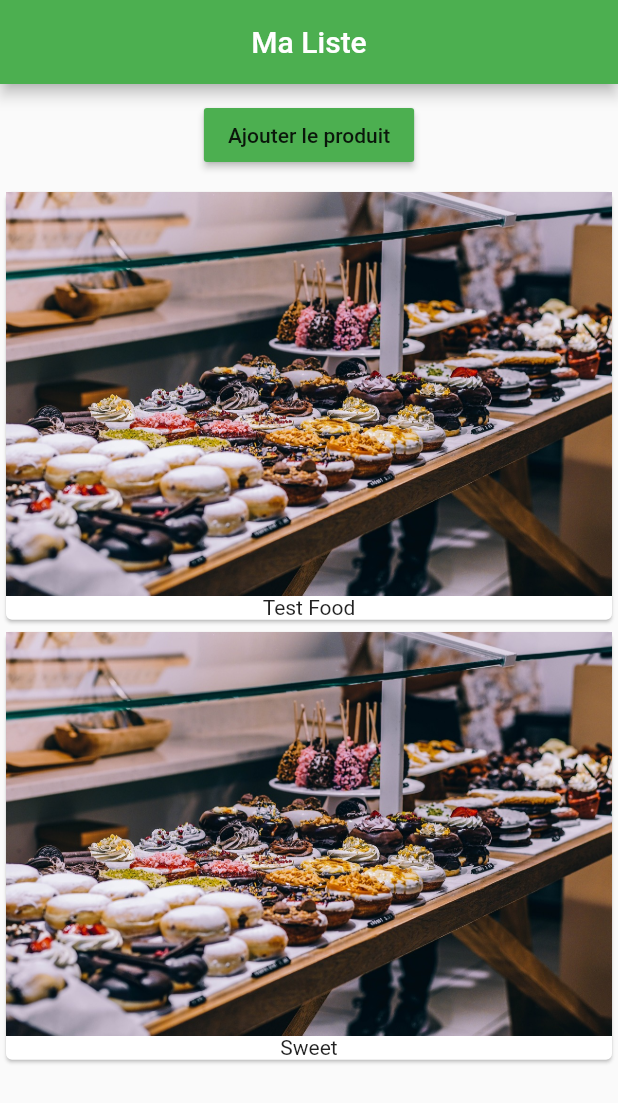
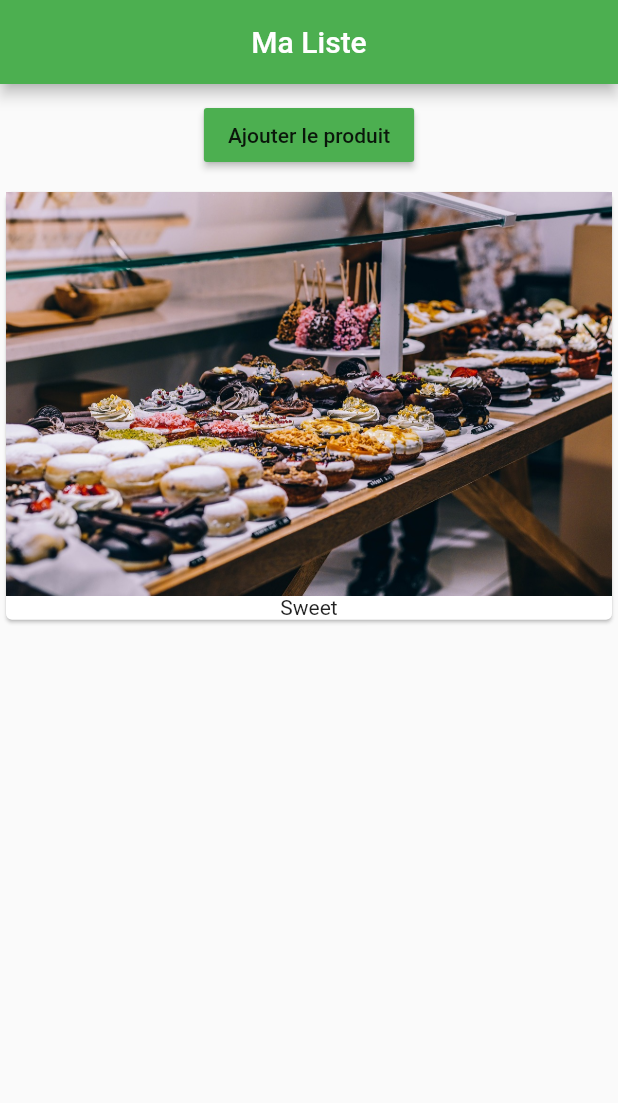
Before and after one commit to abdoulayebacary/course, a Flutter app: the screen it shows after launch, after a tap on "Ajouter le produit", on a phone screen of 412 x 824 dp. Shown: the top 1103 px of the screen. Run offline on Flutter 3.47's test engine with Material 2 defaults, Android fonts, the phone set to English and light mode, and no system bars.

Commit message:
optimising the liste loading Behaviour

```diff
--- a/lib/main.dart
+++ b/lib/main.dart
@@ -20,7 +20,7 @@ class MyApp extends StatelessWidget {
           title: Text('Ma Liste'),
           // backgroundColor: Colors.red,
         ),
-        body: ProductManager('Test Food'),
+        body: ProductManager(),
       ),
     );
   }
--- a/lib/product_manager.dart
+++ b/lib/product_manager.dart
@@ -4,7 +4,7 @@ import './product_control.dart';
 
 class ProductManager extends StatefulWidget {
   final String startingProduct;
-  ProductManager(this.startingProduct);
+  ProductManager({this.startingProduct});
 
   @override
   _ProductManagerState createState() => _ProductManagerState();
@@ -14,7 +14,10 @@ class _ProductManagerState extends State<ProductManager> {
   List<String> _products = [];
   @override
   void initState() {
-    _products.add(widget.startingProduct);
+    if (widget.startingProduct != null) {
+      _products.add(widget.startingProduct);
+    }
+
     super.initState();
   }
 
@@ -31,7 +34,7 @@ class _ProductManagerState extends State<ProductManager> {
         margin: EdgeInsets.all(10.0),
         child: ProductControl(_addProduct),
       ),
-     Expanded(child: Products(_products))
+      Expanded(child: Products(_products))
     ]);
   }
 }
--- a/lib/products.dart
+++ b/lib/products.dart
@@ -4,21 +4,27 @@ class Products extends StatelessWidget {
   final List<String> products;
 
   Products(this.products);
+
+  Widget _buildProductItem(BuildContext context, int index) {
+    return Card(
+      child: Column(
+        children: <Widget>[
+          Image.asset('assets/food.jpg'),
+          Text(products[index])
+        ],
+      ),
+    );
+  }
+
   @override
   Widget build(BuildContext context) {
-    return ListView(
-      children: products
-          .map(
-            (element) => Card(
-              child: Column(
-                children: <Widget>[
-                  Image.asset('assets/food.jpg'),
-                  Text(element)
-                ],
-              ),
-            ),
+    return products.length > 0
+        ? ListView.builder(
+            itemBuilder: _buildProductItem,
+            itemCount: products.length,
           )
-          .toList(),
-    );
+        : Center(
+            child: Text('Pas de produits, SVP ajouter en quelque'),
+          );
   }
 }
```
